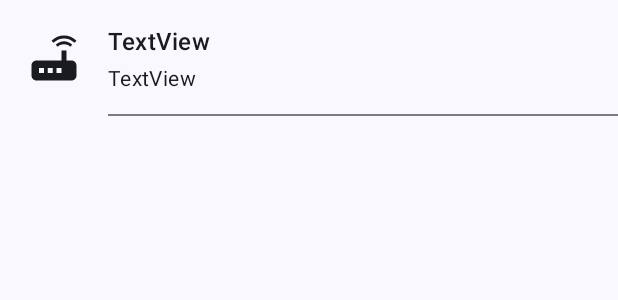
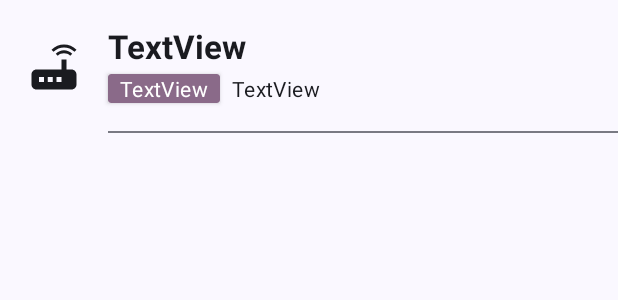
Before and after one commit to Philipp0002/XADGPS-Client, an Android app: the layout device_list_item.xml on its own in the app's theme, with its tools: preview values and no code run, on a phone screen of 412 x 824 dp. Shown: the top 300 px of the screen. Run offline under Robolectric (Android 15) with nearby library versions, the phone set to English and light mode, and no system bars; network calls fail.

Commit message:
Improve UI

```diff
--- a/app/src/main/res/layout/device_list_item.xml
+++ b/app/src/main/res/layout/device_list_item.xml
@@ -27,29 +27,55 @@
         android:layout_marginStart="16dp"
         android:layout_marginTop="16dp"
         android:text="TextView"
-        android:textAppearance="?attr/textAppearanceListItem"
+        android:textAppearance="?attr/textAppearanceTitleLarge"
         android:textColor="?attr/colorOnSurface"
+        android:textStyle="bold"
         app:layout_constraintStart_toEndOf="@+id/imageView"
         app:layout_constraintTop_toTopOf="parent" />
+
+    <androidx.cardview.widget.CardView
+        android:id="@+id/deviceItemStateWrapper"
+        android:layout_width="wrap_content"
+        android:layout_height="wrap_content"
+        android:layout_marginStart="16dp"
+        android:layout_marginTop="4dp"
+        android:layout_marginBottom="20dp"
+        app:cardBackgroundColor="?attr/colorTertiaryContainer"
+        app:layout_constraintBottom_toBottomOf="parent"
+        app:layout_constraintStart_toEndOf="@+id/imageView"
+        app:layout_constraintTop_toBottomOf="@+id/deviceItemName">
+
+        <TextView
+            android:id="@+id/deviceItemState"
+            android:layout_width="wrap_content"
+            android:layout_height="wrap_content"
+            android:layout_marginHorizontal="8dp"
+            android:text="TextView"
+            android:textColor="?attr/colorOnTertiaryContainer"
+            android:textAppearance="?attr/textAppearanceListItemSecondary"
+            app:layout_constraintBottom_toBottomOf="parent"
+            app:layout_constraintStart_toEndOf="@+id/imageView"
+            app:layout_constraintTop_toBottomOf="@+id/deviceItemName" />
+
+    </androidx.cardview.widget.CardView>
+
 
     <TextView
         android:id="@+id/deviceItemDescription"
         android:layout_width="wrap_content"
         android:layout_height="wrap_content"
-        android:layout_marginStart="16dp"
-        android:layout_marginTop="4dp"
-        android:layout_marginBottom="16dp"
+        android:layout_marginStart="8dp"
         android:text="TextView"
+        android:textAppearance="?attr/textAppearanceListItemSecondary"
         android:textColor="?attr/colorOnSurface"
-        android:textAppearance="?attr/textAppearanceListItemSecondary"
-        app:layout_constraintBottom_toBottomOf="parent"
-        app:layout_constraintStart_toEndOf="@+id/imageView"
-        app:layout_constraintTop_toBottomOf="@+id/deviceItemName" />
+        app:layout_constraintBottom_toBottomOf="@+id/deviceItemStateWrapper"
+        app:layout_constraintStart_toEndOf="@+id/deviceItemStateWrapper"
+        app:layout_constraintTop_toTopOf="@+id/deviceItemStateWrapper" />
 
     <com.google.android.material.divider.MaterialDivider
         android:layout_width="0dp"
         android:layout_height="wrap_content"
         app:layout_constraintBottom_toBottomOf="parent"
         app:layout_constraintEnd_toEndOf="parent"
-        app:layout_constraintStart_toStartOf="@+id/deviceItemDescription"/>
+        app:layout_constraintStart_toStartOf="@+id/deviceItemStateWrapper"/>
 </androidx.constraintlayout.widget.ConstraintLayout>
```
Also changed, not shown: app/src/main/java/de/raffaelhahn/xadgps_client/Device.java (+7 -9 lines), app/src/main/java/de/raffaelhahn/xadgps_client/DevicesRecyclerAdapter.java (+11 -4 lines), app/src/main/java/de/raffaelhahn/xadgps_client/TrackingFragment.java (+12 -5 lines), app/src/main/res/layout/device_info_sheet.xml (+19 -13 lines).
